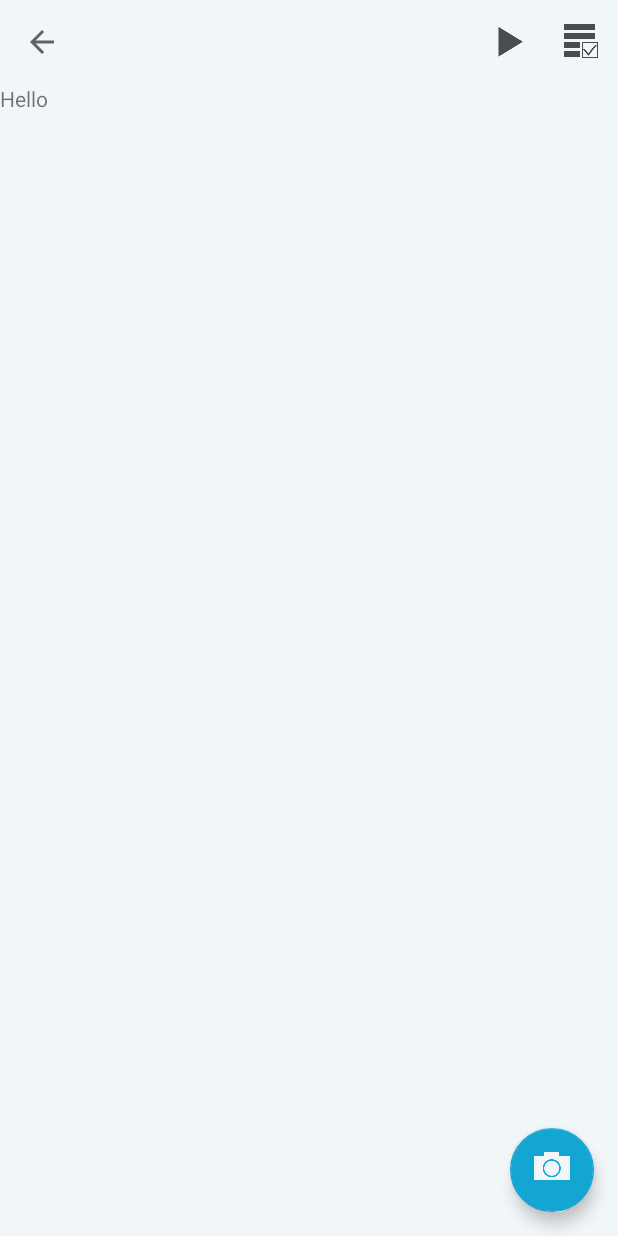
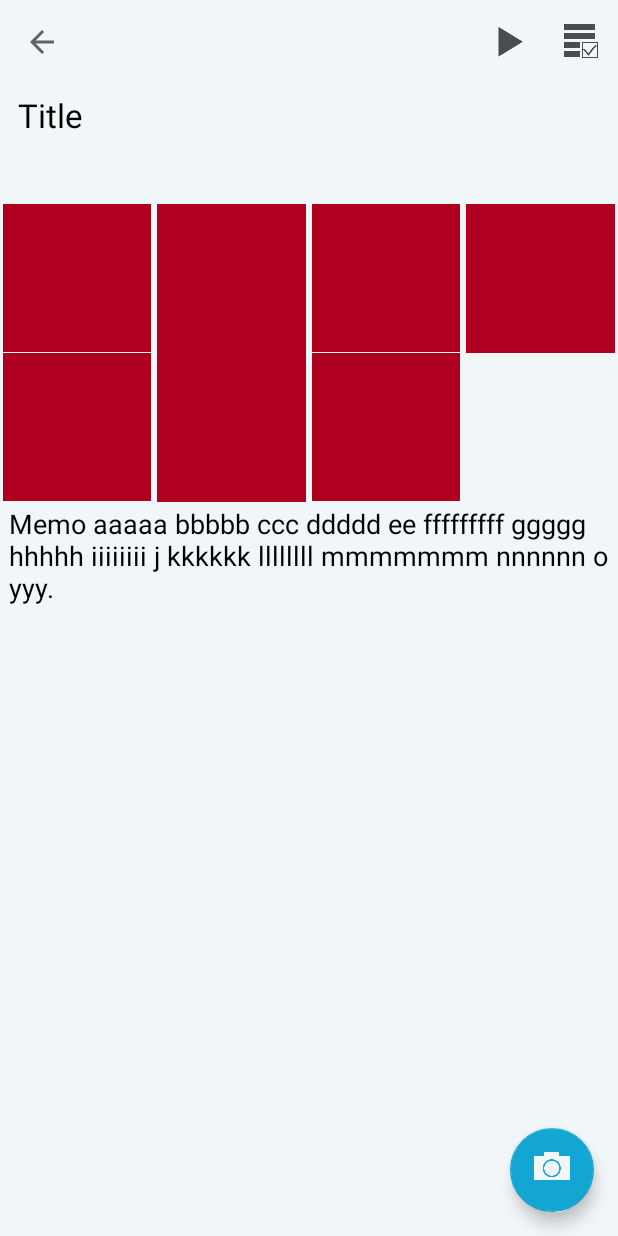
Before and after one commit to usuiat/Camrepo, an Android app: the PageFragment screen opened directly, with no data from a screen before it, on a phone screen of 412 x 824 dp. Run offline under Robolectric (Android 15) with nearby library versions, the phone set to English and light mode, and no system bars.

Commit message:
PageFragmentのレイアウト作成中。

```diff
--- a/app/src/main/java/net/engawapg/app/camrepo/page/PageFragment.kt
+++ b/app/src/main/java/net/engawapg/app/camrepo/page/PageFragment.kt
@@ -5,11 +5,15 @@ import android.view.LayoutInflater
 import android.view.View
 import android.view.ViewGroup
 import androidx.fragment.app.Fragment
+import androidx.recyclerview.widget.GridLayoutManager
+import androidx.recyclerview.widget.RecyclerView
+import kotlinx.android.synthetic.main.page_fragment.*
 import net.engawapg.app.camrepo.R
 
 class PageFragment : Fragment() {
 
     private var pageIndex: Int = 0
+    private lateinit var adapter: PageItemAdapter
     private lateinit var viewModel: PageViewModel
 
     override fun onCreate(savedInstanceState: Bundle?) {
@@ -26,8 +30,89 @@ class PageFragment : Fragment() {
         return inflater.inflate(R.layout.page_fragment, container, false)
     }
 
+    override fun onViewCreated(view: View, savedInstanceState: Bundle?) {
+        super.onViewCreated(view, savedInstanceState)
+
+        pageRecyclerView.layoutManager = GridLayoutManager(context, IMAGE_SPAN_COUNT).apply {
+            spanSizeLookup = object: GridLayoutManager.SpanSizeLookup() {
+                override fun getSpanSize(position: Int) =
+                    if (adapter.getItemViewType(position) == PageItemAdapter.VIEW_TYPE_PHOTO) 1
+                    else IMAGE_SPAN_COUNT
+            }
+        }
+    }
+
     override fun onActivityCreated(savedInstanceState: Bundle?) {
         super.onActivityCreated(savedInstanceState)
+
+        adapter = PageItemAdapter()
+        pageRecyclerView.adapter = adapter
+    }
+
+    class PageItemAdapter: RecyclerView.Adapter<BaseViewHolder>() {
+        override fun getItemCount(): Int {
+            return 9
+        }
+
+        override fun getItemViewType(position: Int): Int {
+            return when (position) {
+                0 -> VIEW_TYPE_TITLE
+                itemCount - 1 -> VIEW_TYPE_MEMO
+                else -> VIEW_TYPE_PHOTO
+            }
+        }
+
+        override fun onCreateViewHolder(parent: ViewGroup, viewType: Int): BaseViewHolder {
+            return when (viewType) {
+                VIEW_TYPE_TITLE -> TitleViewHolder.create(parent)
+                VIEW_TYPE_PHOTO -> PhotoViewHolder.create(parent)
+                else -> MemoViewHolder.create(parent)
+            }
+        }
+
+        override fun onBindViewHolder(holder: BaseViewHolder, position: Int) {
+            holder.bind(position)
+        }
+
+        companion object {
+            const val VIEW_TYPE_TITLE = 1
+            const val VIEW_TYPE_PHOTO = 2
+            const val VIEW_TYPE_MEMO = 3
+        }
+    }
+
+    open class BaseViewHolder(v: View): RecyclerView.ViewHolder(v) {
+        open fun bind(position: Int) {}
+    }
+
+    class TitleViewHolder(v: View): BaseViewHolder(v) {
+        companion object {
+            fun create(parent: ViewGroup): TitleViewHolder {
+                val layoutInflater = LayoutInflater.from(parent.context)
+                val view = layoutInflater.inflate(R.layout.view_page_title, parent, false)
+                return TitleViewHolder(view)
+            }
+        }
+    }
+
+    class PhotoViewHolder(v: View): BaseViewHolder(v) {
+        companion object {
+            fun create(parent: ViewGroup): PhotoViewHolder {
+                val layoutInflater = LayoutInflater.from(parent.context)
+                val view = layoutInflater.inflate(R.layout.view_page_photo, parent, false)
+                return PhotoViewHolder(view)
+            }
+        }
+    }
+
+    class MemoViewHolder(v: View): BaseViewHolder(v) {
+        companion object {
+            fun create(parent: ViewGroup): MemoViewHolder {
+                val layoutInflater = LayoutInflater.from(parent.context)
+                val view = layoutInflater.inflate(R.layout.view_page_memo, parent, false)
+                return MemoViewHolder(view)
+            }
+        }
     }
 
     companion object {
@@ -38,5 +123,6 @@ class PageFragment : Fragment() {
         }
 
         private const val ARG_PAGE_INDEX = "ArgPageIndex"
+        private const val IMAGE_SPAN_COUNT = 4
     }
 }
--- a/app/src/main/res/layout/page_fragment.xml
+++ b/app/src/main/res/layout/page_fragment.xml
@@ -5,9 +5,8 @@
     android:layout_height="match_parent"
     tools:context=".page.PageFragment">
 
-    <TextView
+    <androidx.recyclerview.widget.RecyclerView
+        android:id="@+id/pageRecyclerView"
         android:layout_width="match_parent"
-        android:layout_height="match_parent"
-        android:text="Hello" />
-
+        android:layout_height="match_parent" />
 </FrameLayout>
--- /dev/null
+++ b/app/src/main/res/layout/view_page_memo.xml
@@ -0,0 +1,25 @@
+<?xml version="1.0" encoding="utf-8"?>
+<androidx.constraintlayout.widget.ConstraintLayout xmlns:android="http://schemas.android.com/apk/res/android"
+    android:layout_width="match_parent"
+    android:layout_height="wrap_content"
+    xmlns:tools="http://schemas.android.com/tools"
+    xmlns:app="http://schemas.android.com/apk/res-auto">
+
+    <TextView
+        android:id="@+id/memo"
+        android:layout_width="0dp"
+        android:layout_height="wrap_content"
+        android:layout_marginStart="6dp"
+        android:layout_marginTop="2dp"
+        android:layout_marginEnd="6dp"
+        android:layout_marginBottom="20dp"
+        android:text="Memo aaaaa bbbbb ccc ddddd ee fffffffff ggggg hhhhh iiiiiiii j kkkkkk llllllll mmmmmmm nnnnnn o yyy."
+        android:textColor="@color/contentTextColor"
+        android:textSize="18sp"
+        app:layout_constraintEnd_toEndOf="parent"
+        app:layout_constraintStart_toStartOf="parent"
+        app:layout_constraintTop_toTopOf="parent"
+        app:layout_constraintBottom_toBottomOf="parent"
+        tools:ignore="HardcodedText" />
+
+</androidx.constraintlayout.widget.ConstraintLayout>
--- /dev/null
+++ b/app/src/main/res/layout/view_page_photo.xml
@@ -0,0 +1,18 @@
+<?xml version="1.0" encoding="utf-8"?>
+<androidx.constraintlayout.widget.ConstraintLayout xmlns:android="http://schemas.android.com/apk/res/android"
+    android:layout_width="match_parent"
+    android:layout_height="wrap_content"
+    xmlns:app="http://schemas.android.com/apk/res-auto">
+
+    <net.engawapg.app.camrepo.SquareImageView
+        android:id="@+id/imageView0"
+        android:layout_width="0dp"
+        android:layout_height="wrap_content"
+        android:layout_marginStart="2dp"
+        android:layout_marginEnd="2dp"
+        app:layout_constraintEnd_toEndOf="parent"
+        app:layout_constraintStart_toStartOf="parent"
+        app:layout_constraintTop_toTopOf="parent"
+        app:srcCompat="@color/design_default_color_error" />
+
+</androidx.constraintlayout.widget.ConstraintLayout>
--- /dev/null
+++ b/app/src/main/res/layout/view_page_title.xml
@@ -0,0 +1,25 @@
+<?xml version="1.0" encoding="utf-8"?>
+<androidx.constraintlayout.widget.ConstraintLayout xmlns:android="http://schemas.android.com/apk/res/android"
+    android:layout_width="match_parent"
+    android:layout_height="80dp"
+    xmlns:app="http://schemas.android.com/apk/res-auto"
+    xmlns:tools="http://schemas.android.com/tools">
+
+    <TextView
+        android:id="@+id/title"
+        android:layout_width="0dp"
+        android:layout_height="30dp"
+        android:layout_marginStart="12dp"
+        android:layout_marginTop="6dp"
+        android:layout_marginEnd="12dp"
+        android:gravity="center_vertical"
+        android:singleLine="true"
+        android:text="Title"
+        android:textColor="@color/contentTextColor"
+        android:textSize="22sp"
+        app:layout_constraintEnd_toEndOf="parent"
+        app:layout_constraintStart_toStartOf="parent"
+        app:layout_constraintTop_toTopOf="parent"
+        tools:ignore="HardcodedText" />
+
+</androidx.constraintlayout.widget.ConstraintLayout>
```
